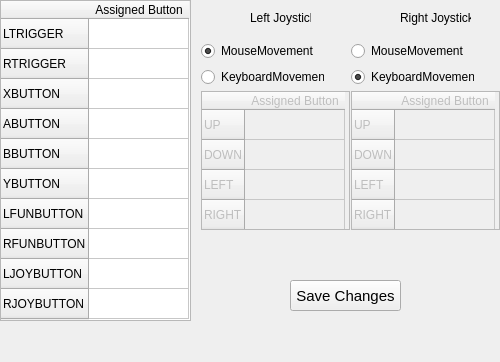
Before: the Qt Designer form CustomConfiguration.ui in renair/GamepadDriver, drawn with Qt 5.
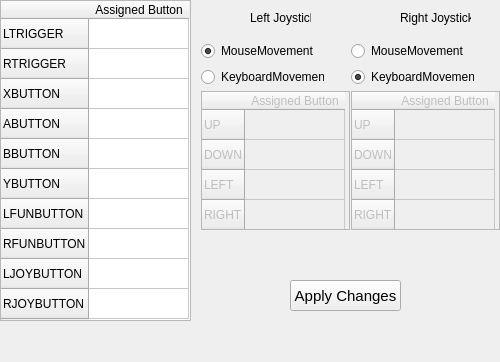
After: the same form once the commit is applied.

Commit message: Handshake implemented

Patch:
```diff
--- a/CustomConfiguration.ui
+++ b/CustomConfiguration.ui
@@ -451,7 +451,7 @@
     </font>
    </property>
    <property name="text">
-    <string>Save Changes</string>
+    <string>Apply Changes</string>
    </property>
   </widget>
  </widget>
```
The commit also changes 2 other files.
